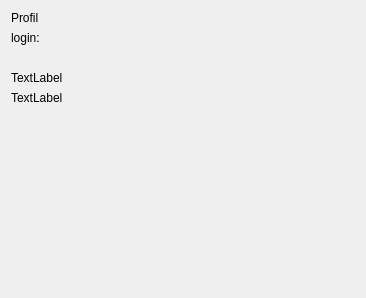
The window that profileview.ui (jakubwrobel2003/projekt-silownia-qt) describes before a commit, drawn with Qt 5.
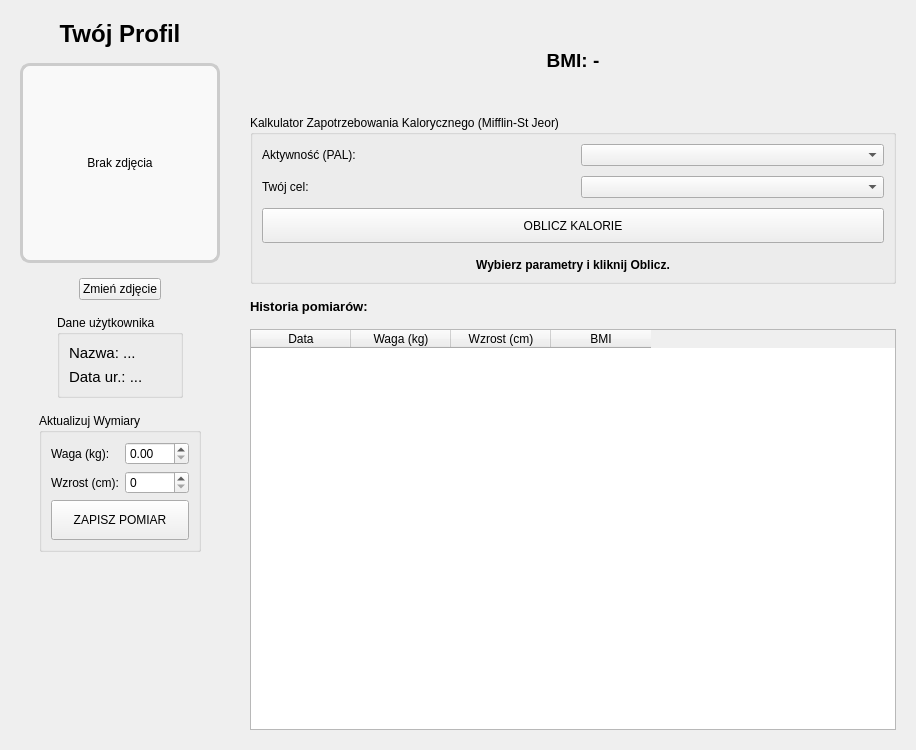
The same window after the commit.

Diff of the .ui file:
```diff
--- a/profileview.ui
+++ b/profileview.ui
@@ -3,70 +3,739 @@
  <class>ProfileView</class>
  <widget class="QWidget" name="ProfileView">
   <property name="geometry">
+
    <rect>
+
     <x>0</x>
+
     <y>0</y>
-    <width>366</width>
-    <height>298</height>
+
+    <width>916</width>
+
+    <height>750</height>
+
    </rect>
+
   </property>
-  <property name="windowTitle">
-   <string>Form</string>
-  </property>
-  <layout class="QVBoxLayout" name="verticalLayout_2">
+
+  <layout class="QHBoxLayout" name="mainLayout">
+
+   <property name="spacing">
+
+    <number>30</number>
+
+   </property>
+
+   <property name="leftMargin">
+
+    <number>20</number>
+
+   </property>
+
+   <property name="topMargin">
+
+    <number>20</number>
+
+   </property>
+
+   <property name="rightMargin">
+
+    <number>20</number>
+
+   </property>
+
+   <property name="bottomMargin">
+
+    <number>20</number>
+
+   </property>
+
    <item>
-    <layout class="QVBoxLayout" name="verticalLayout">
+
+    <layout class="QVBoxLayout" name="leftPanel">
+
+     <property name="spacing">
+
+      <number>15</number>
+
+     </property>
+
      <item>
-      <widget class="QLabel" name="label">
+
+      <widget class="QLabel" name="labelTitle">
+
+       <property name="font">
+
+        <font>
+
+         <pointsize>18</pointsize>
+
+         <bold>true</bold>
+
+        </font>
+
+       </property>
+
        <property name="text">
-        <string>Profil</string>
+
+        <string>Twój Profil</string>
+
        </property>
+
+       <property name="alignment">
+
+        <set>Qt::AlignmentFlag::AlignCenter</set>
+
+       </property>
+
       </widget>
+
      </item>
-     <item>
-      <widget class="QLabel" name="LoginLabel">
+
+     <item alignment="Qt::AlignmentFlag::AlignHCenter">
+
+      <widget class="QLabel" name="lblAvatar">
+
+       <property name="minimumSize">
+
+        <size>
+
+         <width>200</width>
+
+         <height>200</height>
+
+        </size>
+
+       </property>
+
+       <property name="maximumSize">
+
+        <size>
+
+         <width>200</width>
+
+         <height>200</height>
+
+        </size>
+
+       </property>
+
+       <property name="styleSheet">
+
+        <string notr="true">border: 3px solid #ccc; background-color: #f9f9f9; border-radius: 10px;</string>
+
+       </property>
+
        <property name="text">
-        <string>login:</string>
+
+        <string>Brak zdjęcia</string>
+
        </property>
+
+       <property name="scaledContents">
+
+        <bool>true</bool>
+
+       </property>
+
+       <property name="alignment">
+
+        <set>Qt::AlignmentFlag::AlignCenter</set>
+
+       </property>
+
       </widget>
+
      </item>
+
+     <item alignment="Qt::AlignmentFlag::AlignHCenter">
+
+      <widget class="QPushButton" name="btnChangePhoto">
+
+       <property name="maximumSize">
+
+        <size>
+
+         <width>250</width>
+
+         <height>16777215</height>
+
+        </size>
+
+       </property>
+
+       <property name="cursor">
+
+        <cursorShape>PointingHandCursor</cursorShape>
+
+       </property>
+
+       <property name="text">
+
+        <string>Zmień zdjęcie</string>
+
+       </property>
+
+      </widget>
+
+     </item>
+
+     <item alignment="Qt::AlignmentFlag::AlignHCenter">
+
+      <widget class="QGroupBox" name="groupStatic">
+
+       <property name="maximumSize">
+
+        <size>
+
+         <width>450</width>
+
+         <height>16777215</height>
+
+        </size>
+
+       </property>
+
+       <property name="title">
+
+        <string>Dane użytkownika</string>
+
+       </property>
+
+       <layout class="QVBoxLayout" name="vboxStatic">
+
+        <item>
+
+         <widget class="QLabel" name="LoginLabel">
+
+          <property name="font">
+
+           <font>
+
+            <pointsize>11</pointsize>
+
+           </font>
+
+          </property>
+
+          <property name="text">
+
+           <string>Nazwa: ...</string>
+
+          </property>
+
+         </widget>
+
+        </item>
+
+        <item>
+
+         <widget class="QLabel" name="birthDateLabel">
+
+          <property name="font">
+
+           <font>
+
+            <pointsize>11</pointsize>
+
+           </font>
+
+          </property>
+
+          <property name="text">
+
+           <string>Data ur.: ...</string>
+
+          </property>
+
+         </widget>
+
+        </item>
+
+       </layout>
+
+      </widget>
+
+     </item>
+
+     <item alignment="Qt::AlignmentFlag::AlignHCenter">
+
+      <widget class="QGroupBox" name="groupAdd">
+
+       <property name="maximumSize">
+
+        <size>
+
+         <width>450</width>
+
+         <height>16777215</height>
+
+        </size>
+
+       </property>
+
+       <property name="title">
+
+        <string>Aktualizuj Wymiary</string>
+
+       </property>
+
+       <layout class="QGridLayout" name="gridLayoutAdd">
+
+        <item row="0" column="0">
+
+         <widget class="QLabel" name="l1">
+
+          <property name="text">
+
+           <string>Waga (kg):</string>
+
+          </property>
+
+         </widget>
+
+        </item>
+
+        <item row="0" column="1">
+
+         <widget class="QDoubleSpinBox" name="spinWeight">
+
+          <property name="maximum">
+
+           <double>300.000000000000000</double>
+
+          </property>
+
+          <property name="singleStep">
+
+           <double>0.500000000000000</double>
+
+          </property>
+
+         </widget>
+
+        </item>
+
+        <item row="1" column="0">
+
+         <widget class="QLabel" name="l2">
+
+          <property name="text">
+
+           <string>Wzrost (cm):</string>
+
+          </property>
+
+         </widget>
+
+        </item>
+
+        <item row="1" column="1">
+
+         <widget class="QSpinBox" name="spinHeight">
+
+          <property name="maximum">
+
+           <number>250</number>
+
+          </property>
+
+         </widget>
+
+        </item>
+
+        <item row="2" column="0" colspan="2">
+
+         <widget class="QPushButton" name="btnAddMeasurement">
+
+          <property name="minimumSize">
+
+           <size>
+
+            <width>0</width>
+
+            <height>40</height>
+
+           </size>
+
+          </property>
+
+          <property name="cursor">
+
+           <cursorShape>PointingHandCursor</cursorShape>
+
+          </property>
+
+          <property name="text">
+
+           <string>ZAPISZ POMIAR</string>
+
+          </property>
+
+         </widget>
+
+        </item>
+
+       </layout>
+
+      </widget>
+
+     </item>
+
      <item>
-      <widget class="QLabel" name="birthDateLabel">
+
+      <spacer name="verticalSpacer">
+
+       <property name="orientation">
+
+        <enum>Qt::Orientation::Vertical</enum>
+
+       </property>
+
+       <property name="sizeHint" stdset="0">
+
+        <size>
+
+         <width>20</width>
+
+         <height>40</height>
+
+        </size>
+
+       </property>
+
+      </spacer>
+
+     </item>
+
+     <item alignment="Qt::AlignmentFlag::AlignHCenter">
+
+      <widget class="QLabel" name="logo_label">
+
+       <property name="minimumSize">
+
+        <size>
+
+         <width>0</width>
+
+         <height>100</height>
+
+        </size>
+
+       </property>
+
+       <property name="maximumSize">
+
+        <size>
+
+         <width>450</width>
+
+         <height>150</height>
+
+        </size>
+
+       </property>
+
        <property name="text">
+
         <string/>
+
        </property>
-      </widget>
-     </item>
-     <item>
-      <widget class="QLabel" name="heightCmLabel">
-       <property name="text">
-        <string>TextLabel</string>
+
+       <property name="scaledContents">
+
+        <bool>false</bool>
+
        </property>
-      </widget>
-     </item>
-     <item>
-      <widget class="QLabel" name="weightKgLabel">
-       <property name="text">
-        <string>TextLabel</string>
+
+       <property name="alignment">
+
+        <set>Qt::AlignmentFlag::AlignCenter</set>
+
        </property>
+
       </widget>
+
      </item>
+
     </layout>
+
    </item>
+
    <item>
-    <spacer name="verticalSpacer">
-     <property name="orientation">
-      <enum>Qt::Orientation::Vertical</enum>
+
+    <layout class="QVBoxLayout" name="rightPanel">
+
+     <property name="spacing">
+
+      <number>15</number>
+
      </property>
-     <property name="sizeHint" stdset="0">
-      <size>
-       <width>20</width>
-       <height>40</height>
-      </size>
-     </property>
-    </spacer>
+
+     <item>
+
+      <widget class="QLabel" name="lblBMIResult">
+
+       <property name="minimumSize">
+
+        <size>
+
+         <width>0</width>
+
+         <height>80</height>
+
+        </size>
+
+       </property>
+
+       <property name="font">
+
+        <font>
+
+         <pointsize>14</pointsize>
+
+         <bold>true</bold>
+
+        </font>
+
+       </property>
+
+       <property name="text">
+
+        <string>BMI: -</string>
+
+       </property>
+
+       <property name="alignment">
+
+        <set>Qt::AlignmentFlag::AlignCenter</set>
+
+       </property>
+
+      </widget>
+
+     </item>
+
+     <item>
+
+      <widget class="QGroupBox" name="groupBoxCalories">
+
+       <property name="title">
+
+        <string>Kalkulator Zapotrzebowania Kalorycznego (Mifflin-St Jeor)</string>
+
+       </property>
+
+       <layout class="QGridLayout" name="gridCalories">
+
+        <property name="horizontalSpacing">
+
+         <number>15</number>
+
+        </property>
+
+        <property name="verticalSpacing">
+
+         <number>10</number>
+
+        </property>
+
+        <item row="0" column="0">
+
+         <widget class="QLabel" name="lblPAL">
+
+          <property name="text">
+
+           <string>Aktywność (PAL):</string>
+
+          </property>
+
+         </widget>
+
+        </item>
+
+        <item row="0" column="1">
+
+         <widget class="QComboBox" name="comboPAL"/>
+
+        </item>
+
+        <item row="1" column="0">
+
+         <widget class="QLabel" name="lblGoal">
+
+          <property name="text">
+
+           <string>Twój cel:</string>
+
+          </property>
+
+         </widget>
+
+        </item>
+
+        <item row="1" column="1">
+
+         <widget class="QComboBox" name="comboGoal"/>
+
+        </item>
+
+        <item row="2" column="0" colspan="2">
+
+         <widget class="QPushButton" name="btnCalculateCalories">
+
+          <property name="minimumSize">
+
+           <size>
+
+            <width>0</width>
+
+            <height>35</height>
+
+           </size>
+
+          </property>
+
+          <property name="text">
+
+           <string>OBLICZ KALORIE</string>
+
+          </property>
+
+         </widget>
+
+        </item>
+
+        <item row="3" column="0" colspan="2">
+
+         <widget class="QLabel" name="lblCaloriesResult">
+
+          <property name="styleSheet">
+
+           <string notr="true">font-weight: bold; margin-top: 5px;</string>
+
+          </property>
+
+          <property name="text">
+
+           <string>Wybierz parametry i kliknij Oblicz.</string>
+
+          </property>
+
+          <property name="alignment">
+
+           <set>Qt::AlignmentFlag::AlignCenter</set>
+
+          </property>
+
+         </widget>
+
+        </item>
+
+       </layout>
+
+      </widget>
+
+     </item>
+
+     <item>
+
+      <widget class="QLabel" name="labelHistory">
+
+       <property name="font">
+
+        <font>
+
+         <pointsize>10</pointsize>
+
+         <bold>true</bold>
+
+        </font>
+
+       </property>
+
+       <property name="text">
+
+        <string>Historia pomiarów:</string>
+
+       </property>
+
+      </widget>
+
+     </item>
+
+     <item>
+
+      <widget class="QTableWidget" name="tableMeasurements">
+
+       <property name="alternatingRowColors">
+
+        <bool>true</bool>
+
+       </property>
+
+       <property name="selectionBehavior">
+
+        <enum>QAbstractItemView::SelectionBehavior::SelectRows</enum>
+
+       </property>
+
+       <property name="columnCount">
+
+        <number>4</number>
+
+       </property>
+
+       <column>
+
+        <property name="text">
+
+         <string>Data</string>
+
+        </property>
+
+       </column>
+
+       <column>
+
+        <property name="text">
+
+         <string>Waga (kg)</string>
+
+        </property>
+
+       </column>
+
+       <column>
+
+        <property name="text">
+
+         <string>Wzrost (cm)</string>
+
+        </property>
+
+       </column>
+
+       <column>
+
+        <property name="text">
+
+         <string>BMI</string>
+
+        </property>
+
+       </column>
+
+      </widget>
+
+     </item>
+
+    </layout>
+
    </item>
+
   </layout>
+
  </widget>
  <resources/>
  <connections/>
```
Left out of the diff: 7 changed lines with no effect on the pictures.
